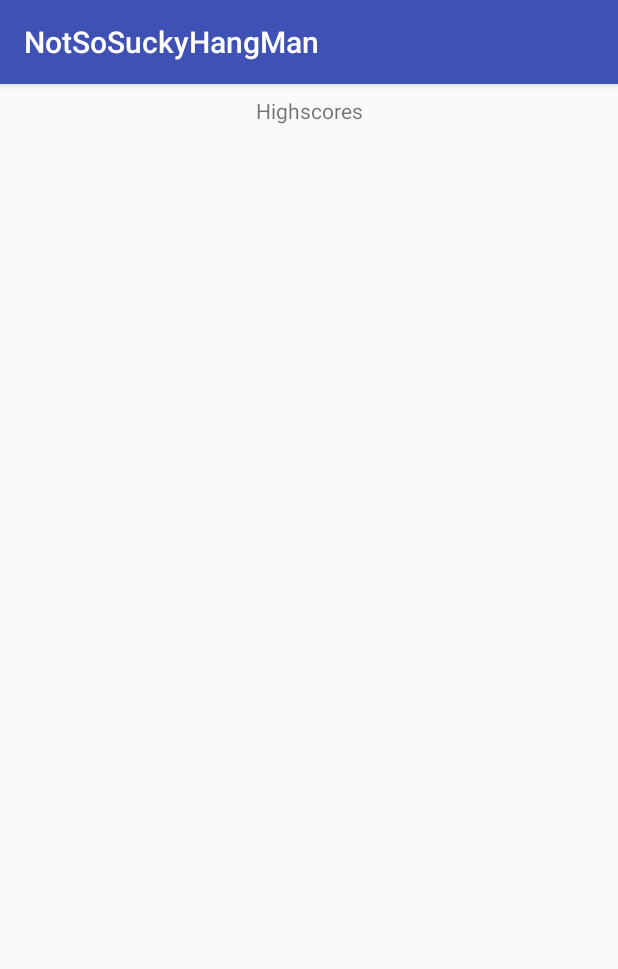
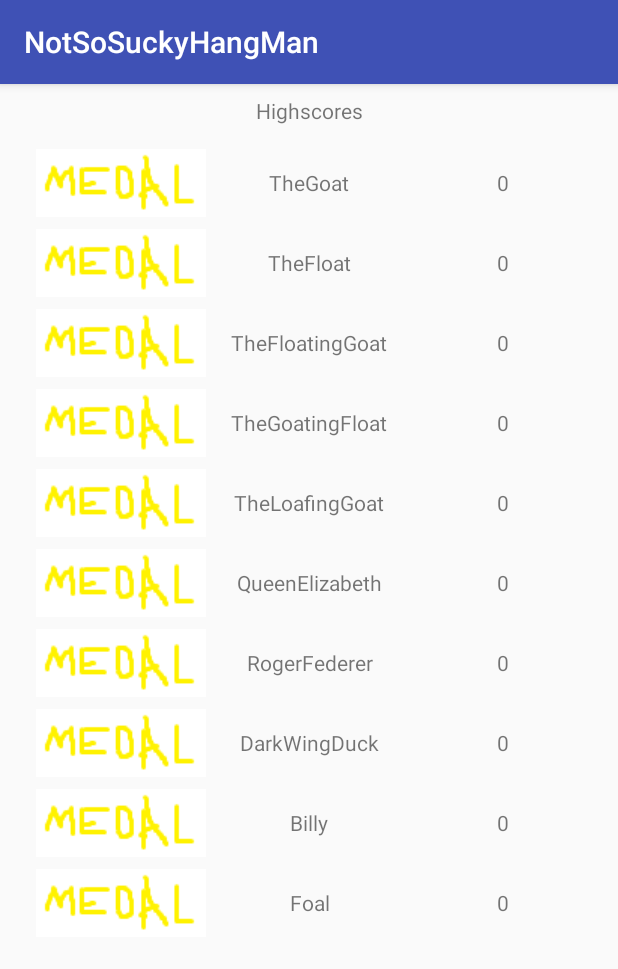
Before and after one commit to hjaltebaekgaard/HangManProject, an Android app: the HighscoreActivity screen opened directly, with no data from a screen before it, on a phone screen of 412 x 824 dp. Shown: the top 969 px of the screen. Run offline under Robolectric (Android 15) with nearby library versions, the phone set to English and light mode, and no system bars; network calls fail.

Commit message:
highscore list

```diff
--- a/app/src/main/java/com/example/hvalfisk/notsosuckyhangman/HighscoreActivity.java
+++ b/app/src/main/java/com/example/hvalfisk/notsosuckyhangman/HighscoreActivity.java
@@ -2,12 +2,59 @@ package com.example.hvalfisk.notsosuckyhangman;
 
 import android.support.v7.app.AppCompatActivity;
 import android.os.Bundle;
+import android.support.v7.widget.LinearLayoutManager;
+import android.support.v7.widget.RecyclerView;
+
+import java.util.ArrayList;
 
 public class HighscoreActivity extends AppCompatActivity {
 
+    ArrayList<String> highscoresNameList;
+    ArrayList<Integer> highscoresStreakCount;
+    ArrayList<User> dummyList;
     @Override
     protected void onCreate(Bundle savedInstanceState) {
         super.onCreate(savedInstanceState);
         setContentView(R.layout.activity_highscore);
+        dummyList = new ArrayList<User>();
+        dummyList.add(new User("TheGoat"));
+        dummyList.add(new User("TheFloat"));
+        dummyList.add(new User("TheFloatingGoat"));
+        dummyList.add(new User("TheGoatingFloat"));
+        dummyList.add(new User("TheLoafingGoat"));
+        dummyList.add(new User("QueenElizabeth"));
+        dummyList.add(new User("RogerFederer"));
+        dummyList.add(new User("DarkWingDuck"));
+        dummyList.add(new User("Billy"));
+        dummyList.add(new User("Foal"));
+
+        readHighscoreData(dummyList);
     }
+
+
+    /* TODO
+        make sorting
+    */
+    private void readHighscoreData(ArrayList<User> users) {
+
+        highscoresNameList = new ArrayList<String>();
+        highscoresStreakCount = new ArrayList<Integer>();
+
+        for(User user: users) {
+            highscoresNameList.add(user.getName());
+            highscoresStreakCount.add(user.getHighestStreak());
+        }
+
+        activateHighscoreRecyclerView();
+    }
+
+    private void activateHighscoreRecyclerView() {
+
+        RecyclerView recyclerView = findViewById(R.id.highscoreRecyclerView);
+        HighscoreActivityRecyclerViewAdapter adapter = new HighscoreActivityRecyclerViewAdapter(highscoresNameList, highscoresStreakCount,this);
+        recyclerView.setAdapter(adapter);
+        recyclerView.setLayoutManager(new LinearLayoutManager(this));
+
+    }
+
 }
--- /dev/null
+++ b/app/src/main/java/com/example/hvalfisk/notsosuckyhangman/HighscoreActivityRecyclerViewAdapter.java
@@ -0,0 +1,66 @@
+package com.example.hvalfisk.notsosuckyhangman;
+
+import android.content.Context;
+import android.support.annotation.NonNull;
+import android.support.constraint.ConstraintLayout;
+import android.support.v7.widget.RecyclerView;
+import android.view.LayoutInflater;
+import android.view.View;
+import android.view.ViewGroup;
+import android.widget.Button;
+import android.widget.ImageView;
+import android.widget.TextView;
+
+import java.util.ArrayList;
+
+class HighscoreActivityRecyclerViewAdapter extends RecyclerView.Adapter<HighscoreActivityRecyclerViewAdapter.ViewHolder> {
+
+    private final ArrayList<String> names;
+    private final Context context;
+    private final ArrayList<Integer> highestStreaks;
+
+    public HighscoreActivityRecyclerViewAdapter (ArrayList<String> names, ArrayList<Integer> highestStreaks, Context context) {
+        this.names = names;
+        this.highestStreaks = highestStreaks;
+        this.context = context;
+    }
+
+    @NonNull
+    @Override
+    public ViewHolder onCreateViewHolder(@NonNull ViewGroup parent, int viewType) {
+        View view = LayoutInflater.from(parent.getContext()).inflate(R.layout.highscore_entry, parent, false);
+        ViewHolder holder = new ViewHolder(view);
+        return holder;
+    }
+
+    @Override
+    public void onBindViewHolder(@NonNull ViewHolder viewHolder, int position) {
+        viewHolder.playerNames.setText(names.get(position));
+        viewHolder.streakCount.setText(""+highestStreaks.get(position));
+    }
+
+    @Override
+    public int getItemCount() {
+        return names.size();
+    }
+
+    public class ViewHolder extends RecyclerView.ViewHolder {
+
+        TextView playerNames;
+        TextView streakCount;
+        ImageView medalImage;
+        ConstraintLayout layout;
+
+
+        public ViewHolder(@NonNull View itemView) {
+            super(itemView);
+
+            layout = itemView.findViewById(R.id.highscore_layout);
+            playerNames = itemView.findViewById(R.id.playerName);
+            streakCount = itemView.findViewById(R.id.streakCount);
+            medalImage = itemView.findViewById(R.id.imageView2);
+
+
+        }
+    }
+}
--- /dev/null
+++ b/app/src/main/java/com/example/hvalfisk/notsosuckyhangman/User.java
@@ -0,0 +1,26 @@
+package com.example.hvalfisk.notsosuckyhangman;
+
+public class User {
+    private int currentStreak;
+    private String name;
+    private int highestStreak;
+
+
+    public User(String name) {
+        this.name = name;
+        currentStreak = 0;
+        highestStreak = 0;
+    }
+
+    public String getName() {
+        return name;
+    }
+
+    public int getCurrentStreak() {
+        return currentStreak;
+    }
+
+    public int getHighestStreak() {
+        return highestStreak;
+    }
+}
--- /dev/null
+++ b/app/src/main/res/layout/highscore_entry.xml
@@ -0,0 +1,47 @@
+<?xml version="1.0" encoding="utf-8"?>
+<android.support.constraint.ConstraintLayout
+    xmlns:android="http://schemas.android.com/apk/res/android"
+    xmlns:app="http://schemas.android.com/apk/res-auto"
+    xmlns:tools="http://schemas.android.com/tools"
+    android:id="@+id/highscore_layout"
+    android:layout_width="match_parent"
+    android:layout_height="wrap_content">
+
+    <ImageView
+        android:id="@+id/imageView2"
+        android:layout_width="wrap_content"
+        android:layout_height="wrap_content"
+        android:layout_marginStart="16dp"
+        android:layout_marginTop="8dp"
+        app:layout_constraintStart_toStartOf="parent"
+        app:layout_constraintTop_toTopOf="parent"
+        app:srcCompat="@drawable/medal" />
+
+    <TextView
+        android:id="@+id/playerName"
+        android:layout_width="0dp"
+        android:layout_height="0dp"
+        android:layout_marginStart="8dp"
+        android:layout_marginEnd="8dp"
+        android:gravity="center"
+        android:text="@string/highscore_player_name"
+        app:layout_constraintBottom_toBottomOf="@+id/imageView2"
+        app:layout_constraintEnd_toStartOf="@+id/streakCount"
+        app:layout_constraintHorizontal_bias="0.0"
+        app:layout_constraintStart_toEndOf="@+id/imageView2"
+        app:layout_constraintTop_toTopOf="@+id/imageView2"
+        app:layout_constraintVertical_bias="0.0" />
+
+    <TextView
+        android:id="@+id/streakCount"
+        android:layout_width="0dp"
+        android:layout_height="0dp"
+        android:layout_marginEnd="8dp"
+        android:gravity="center"
+        android:text="@string/highscore_streak"
+        app:layout_constraintBottom_toBottomOf="@+id/playerName"
+        app:layout_constraintEnd_toEndOf="parent"
+        app:layout_constraintStart_toEndOf="@+id/playerName"
+        app:layout_constraintTop_toTopOf="@+id/playerName"
+        app:layout_constraintVertical_bias="0.0" />
+</android.support.constraint.ConstraintLayout>
```
Also changed, not shown: app/src/main/java/com/example/hvalfisk/notsosuckyhangman/GameActivity.java (+65 -0 lines), app/src/main/java/com/example/hvalfisk/notsosuckyhangman/HangManLogic.java (+18 -1 lines), app/src/main/res/layout/activity_game.xml (+36 -9 lines), app/src/main/res/values/strings.xml (+10 -0 lines).
